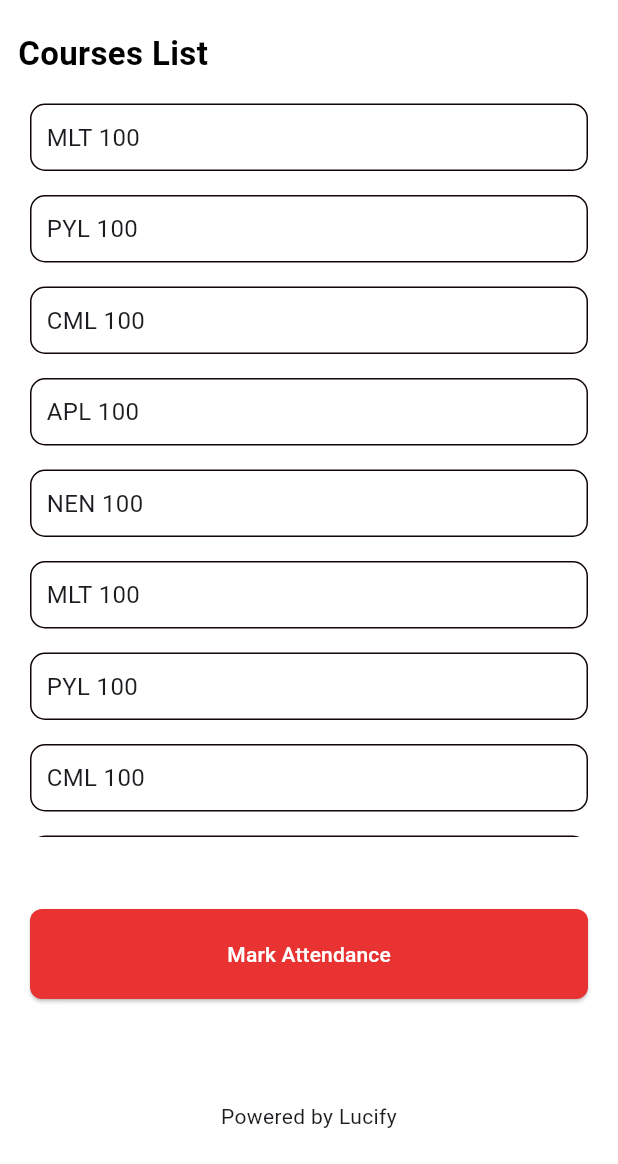
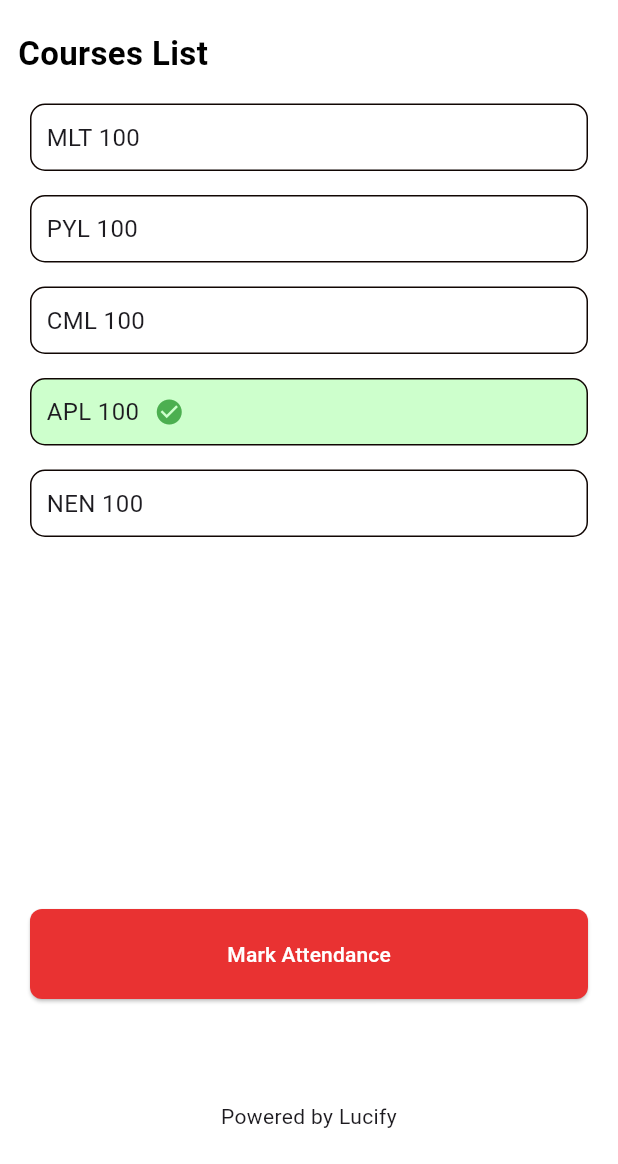
Before and after one commit to satkumar04/smart_attend, a Flutter app: the CourseList screen opened directly, on a phone screen of 412 x 824 dp, the part 72-1236 px from its top. Run offline on Flutter 3.47's test engine with Material 3 defaults, Android fonts, the light colour scheme and no system bars; drawn by our look-alikes of flutter_animate; our stand-ins replace flutter_native_splash, get; Roboto replaces fonts that are missing (segoe, segou).

Commit message:
Course list screen completed

```diff
--- /dev/null
+++ b/lib/layers/data/model/student.dart
@@ -0,0 +1,9 @@
+class Student {
+  const Student({
+    required this.name,
+    required this.isSelected,
+  });
+
+  final String name;
+  final bool isSelected;
+}
--- a/lib/layers/presentation/screens/course_list.dart
+++ b/lib/layers/presentation/screens/course_list.dart
@@ -1,32 +1,15 @@
 import 'package:flutter/material.dart';
 import 'package:flutter_animate/flutter_animate.dart';
+import 'package:get/get.dart';
+import 'package:smart_attendance/layers/data/model/student.dart';
+import 'package:smart_attendance/layers/presentation/screens/login.dart';
 
-final List<String> entries = <String>[
-  'MLT 100',
-  'PYL 100',
-  'CML 100',
-  'APL 100',
-  'NEN 100',
-  'MLT 100',
-  'PYL 100',
-  'CML 100',
-  'APL 100',
-  'NEN 100',
-  'MLT 100',
-  'PYL 100',
-  'CML 100',
-  'APL 100',
-  'NEN 100',
-  'MLT 100',
-  'PYL 100',
-  'CML 100',
-  'APL 100',
-  'NEN 100',
-  'MLT 100',
-  'PYL 100',
-  'CML 100',
-  'APL 100',
-  'NEN 100'
+final List<Student> entries = <Student>[
+  const Student(name: 'MLT 100', isSelected: false),
+  const Student(name: 'PYL 100', isSelected: false),
+  const Student(name: 'CML 100', isSelected: false),
+  const Student(name: 'APL 100', isSelected: true),
+  const Student(name: 'NEN 100', isSelected: false)
 ];
 final ButtonStyle flatButtonStyle = TextButton.styleFrom(
   foregroundColor: Colors.black87,
@@ -103,8 +86,17 @@ class CourseList extends StatelessWidget {
                       itemBuilder: (context, position) {
                         return Padding(
                           padding: const EdgeInsets.all(8.0),
+                          child: GestureDetector(
+                            onTap: () {
+                              Get.off(const Login(),
+                                  transition: Transition.fade,
+                                  duration: const Duration(seconds: 1));
+                            },
                             child: Container(
                               decoration: BoxDecoration(
+                                color: entries[position].isSelected
+                                    ? const Color(0xFFCDFFCC)
+                                    : const Color(0xFFFFFFFF),
                                 border: Border.all(
                                   color: const Color.fromARGB(255, 16, 6, 3),
                                   style: BorderStyle.solid,
@@ -114,15 +106,34 @@ class CourseList extends StatelessWidget {
                               ),
                               child: Padding(
                                 padding: const EdgeInsets.all(10.0),
-                          child: Text(
-                            entries[position],
+                                child: Row(
+                                  children: [
+                                    Text(
+                                      entries[position].name,
                                       style: const TextStyle(fontSize: 16.0),
+                                    ),
+                                    const SizedBox(
+                                      width: 10,
+                                    ),
+                                    entries[position].isSelected
+                                        ? const Icon(
+                                            Icons.check_circle,
+                                            color: Colors.green,
+                                            size: 20.0,
+                                          )
+                                        : Container()
+                                  ],
+                                ),
                               ),
                             ),
                           ),
                         );
                       },
-                ).animate().fade()  .then(delay: 1.ms) .slideX(begin: 1,end: 0,   duration: 700.ms),
+                    )
+                        .animate()
+                        .fade()
+                        .then(delay: 1.ms)
+                        .slideX(begin: 1, end: 0, duration: 700.ms),
                   ),
                   const SizedBox(
                     height: 40,
@@ -136,7 +147,11 @@ class CourseList extends StatelessWidget {
                         "Mark Attendance",
                         style: TextStyle(color: Colors.white),
                       ),
-                ).animate().fade()  .then(delay: 1.ms) .slideY(begin: 3,  end: 0,  duration: 700.ms),
+                    )
+                        .animate()
+                        .fade()
+                        .then(delay: 1.ms)
+                        .slideY(begin: 3, end: 0, duration: 700.ms),
                   ),
                   const SizedBox(
                     height: 60,
@@ -149,9 +164,7 @@ class CourseList extends StatelessWidget {
                     height: 10,
                   ),
                 ],
-          )
-        ),
-      )
-    );
+              )),
+        ));
   }
 }
```
Lines whose indentation alone changed are shown as unchanged.
